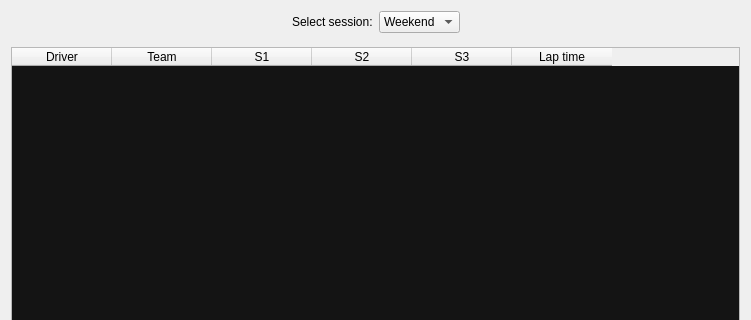
Above: src/tools/driverrecordsdialog.ui from gronberg/f1lt before the change; both pictures show x 0 to 751 and y 0 to 320 of the 751 by 501 pixel window. Below: the same form after it.
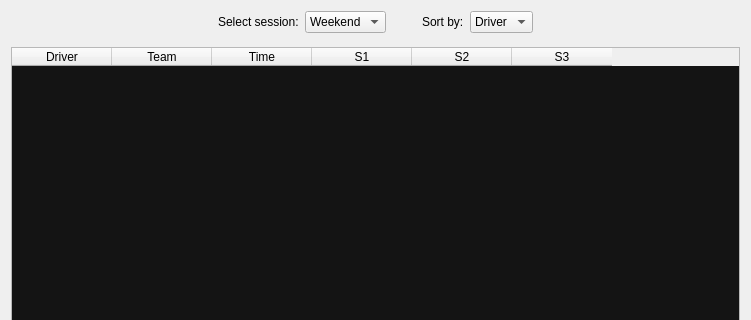
That is the form after the change.

Commit message: changed driverdatawidget layout, added weekend records info, added HelmetFactory class

```diff
--- a/src/tools/driverrecordsdialog.ui
+++ b/src/tools/driverrecordsdialog.ui
@@ -76,6 +76,58 @@
        </item>
       </widget>
      </item>
+     <item>
+      <spacer name="horizontalSpacer_3">
+       <property name="orientation">
+        <enum>Qt::Horizontal</enum>
+       </property>
+       <property name="sizeType">
+        <enum>QSizePolicy::Fixed</enum>
+       </property>
+       <property name="sizeHint" stdset="0">
+        <size>
+         <width>30</width>
+         <height>20</height>
+        </size>
+       </property>
+      </spacer>
+     </item>
+     <item>
+      <widget class="QLabel" name="label_2">
+       <property name="text">
+        <string>Sort by:</string>
+       </property>
+      </widget>
+     </item>
+     <item>
+      <widget class="QComboBox" name="comboBox_2">
+       <item>
+        <property name="text">
+         <string>Driver</string>
+        </property>
+       </item>
+       <item>
+        <property name="text">
+         <string>S1</string>
+        </property>
+       </item>
+       <item>
+        <property name="text">
+         <string>S2</string>
+        </property>
+       </item>
+       <item>
+        <property name="text">
+         <string>S3</string>
+        </property>
+       </item>
+       <item>
+        <property name="text">
+         <string>Time</string>
+        </property>
+       </item>
+      </widget>
+     </item>
      <item>
       <spacer name="horizontalSpacer_2">
        <property name="orientation">
@@ -105,6 +157,15 @@
           </color>
          </brush>
         </colorrole>
+        <colorrole role="Highlight">
+         <brush brushstyle="SolidPattern">
+          <color alpha="255">
+           <red>73</red>
+           <green>73</green>
+           <blue>73</blue>
+          </color>
+         </brush>
+        </colorrole>
         <colorrole role="AlternateBase">
          <brush brushstyle="SolidPattern">
           <color alpha="255">
@@ -125,6 +186,15 @@
           </color>
          </brush>
         </colorrole>
+        <colorrole role="Highlight">
+         <brush brushstyle="SolidPattern">
+          <color alpha="255">
+           <red>73</red>
+           <green>73</green>
+           <blue>73</blue>
+          </color>
+         </brush>
+        </colorrole>
         <colorrole role="AlternateBase">
          <brush brushstyle="SolidPattern">
           <color alpha="255">
@@ -145,6 +215,15 @@
           </color>
          </brush>
         </colorrole>
+        <colorrole role="Highlight">
+         <brush brushstyle="SolidPattern">
+          <color alpha="255">
+           <red>175</red>
+           <green>175</green>
+           <blue>175</blue>
+          </color>
+         </brush>
+        </colorrole>
         <colorrole role="AlternateBase">
          <brush brushstyle="SolidPattern">
           <color alpha="255">
@@ -173,6 +252,11 @@
        <string>Team</string>
       </property>
      </column>
+     <column>
+      <property name="text">
+       <string>Time</string>
+      </property>
+     </column>
      <column>
       <property name="text">
        <string>S1</string>
@@ -188,11 +272,6 @@
        <string>S3</string>
       </property>
      </column>
-     <column>
-      <property name="text">
-       <string>Lap time</string>
-      </property>
-     </column>
     </widget>
    </item>
    <item>
```
The commit also changes 36 other files.
